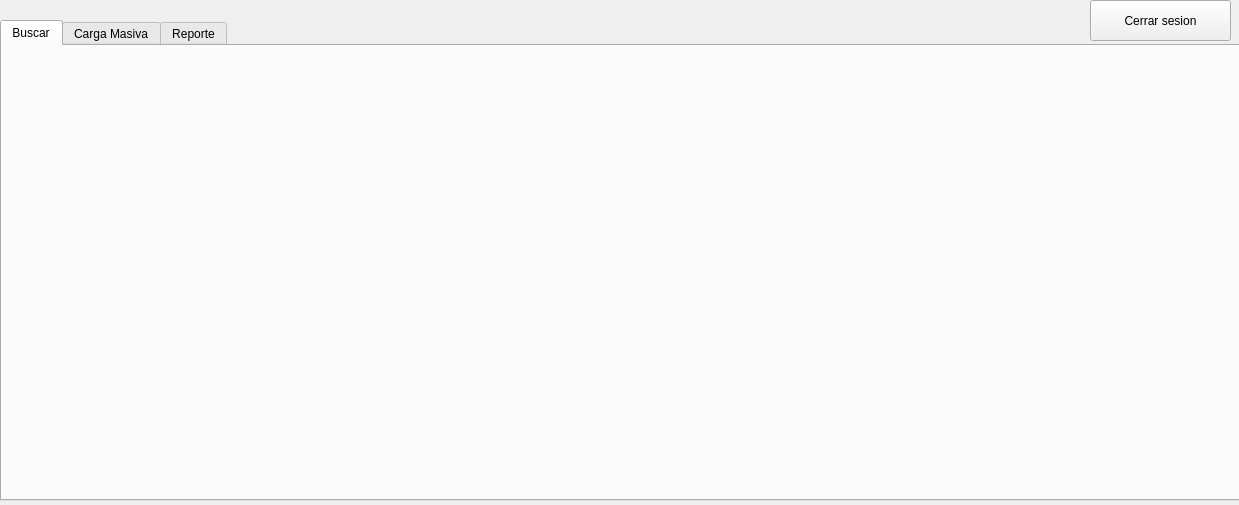
Above: Fase2/main/Admin.ui from Kevin-alvarez1/PROYECTO_MULTIFASES_RED_SOCIAL before the change. Below: the same form after it.
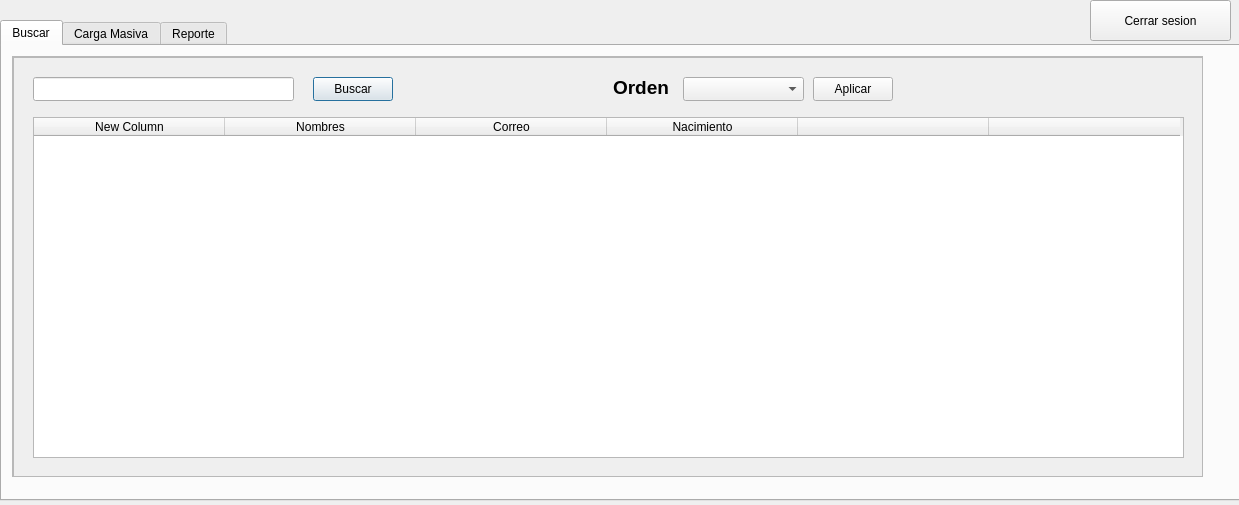
That is the form after the change. The open tabs and pages were chosen to show the change.

```diff
--- a/Fase2/main/Admin.ui
+++ b/Fase2/main/Admin.ui
@@ -29,6 +29,153 @@
     <attribute name="title">
      <string>Buscar</string>
     </attribute>
+    <widget class="QScrollArea" name="scrollArea">
+     <property name="geometry">
+      <rect>
+       <x>10</x>
+       <y>10</y>
+       <width>1191</width>
+       <height>421</height>
+      </rect>
+     </property>
+     <property name="widgetResizable">
+      <bool>true</bool>
+     </property>
+     <widget class="QWidget" name="scrollAreaWidgetContents">
+      <property name="geometry">
+       <rect>
+        <x>0</x>
+        <y>0</y>
+        <width>1189</width>
+        <height>419</height>
+       </rect>
+      </property>
+      <widget class="QFrame" name="frame_4">
+       <property name="geometry">
+        <rect>
+         <x>0</x>
+         <y>0</y>
+         <width>1191</width>
+         <height>421</height>
+        </rect>
+       </property>
+       <property name="frameShape">
+        <enum>QFrame::Shape::StyledPanel</enum>
+       </property>
+       <property name="frameShadow">
+        <enum>QFrame::Shadow::Raised</enum>
+       </property>
+       <widget class="QLineEdit" name="lineEdit">
+        <property name="geometry">
+         <rect>
+          <x>20</x>
+          <y>20</y>
+          <width>261</width>
+          <height>24</height>
+         </rect>
+        </property>
+       </widget>
+       <widget class="QPushButton" name="pushButton">
+        <property name="geometry">
+         <rect>
+          <x>300</x>
+          <y>20</y>
+          <width>80</width>
+          <height>24</height>
+         </rect>
+        </property>
+        <property name="text">
+         <string>Buscar</string>
+        </property>
+       </widget>
+       <widget class="QComboBox" name="comboBox">
+        <property name="geometry">
+         <rect>
+          <x>670</x>
+          <y>20</y>
+          <width>121</width>
+          <height>24</height>
+         </rect>
+        </property>
+       </widget>
+       <widget class="QPushButton" name="pushButton_2">
+        <property name="geometry">
+         <rect>
+          <x>800</x>
+          <y>20</y>
+          <width>80</width>
+          <height>24</height>
+         </rect>
+        </property>
+        <property name="text">
+         <string>Aplicar</string>
+        </property>
+       </widget>
+       <widget class="QTableWidget" name="tableWidget">
+        <property name="geometry">
+         <rect>
+          <x>20</x>
+          <y>60</y>
+          <width>1151</width>
+          <height>341</height>
+         </rect>
+        </property>
+        <attribute name="horizontalHeaderDefaultSectionSize">
+         <number>191</number>
+        </attribute>
+        <column>
+         <property name="text">
+          <string>New Column</string>
+         </property>
+        </column>
+        <column>
+         <property name="text">
+          <string>Nombres</string>
+         </property>
+        </column>
+        <column>
+         <property name="text">
+          <string>Correo</string>
+         </property>
+        </column>
+        <column>
+         <property name="text">
+          <string>Nacimiento</string>
+         </property>
+        </column>
+        <column>
+         <property name="text">
+          <string/>
+         </property>
+        </column>
+        <column>
+         <property name="text">
+          <string/>
+         </property>
+        </column>
+       </widget>
+       <widget class="QLabel" name="label_4">
+        <property name="geometry">
+         <rect>
+          <x>600</x>
+          <y>20</y>
+          <width>61</width>
+          <height>20</height>
+         </rect>
+        </property>
+        <property name="font">
+         <font>
+          <pointsize>14</pointsize>
+          <bold>true</bold>
+         </font>
+        </property>
+        <property name="text">
+         <string>Orden</string>
+        </property>
+       </widget>
+      </widget>
+     </widget>
+    </widget>
    </widget>
    <widget class="QWidget" name="tab_2">
     <attribute name="title">
```
Left out of the diff: 95 changed lines with no effect on the pictures.
